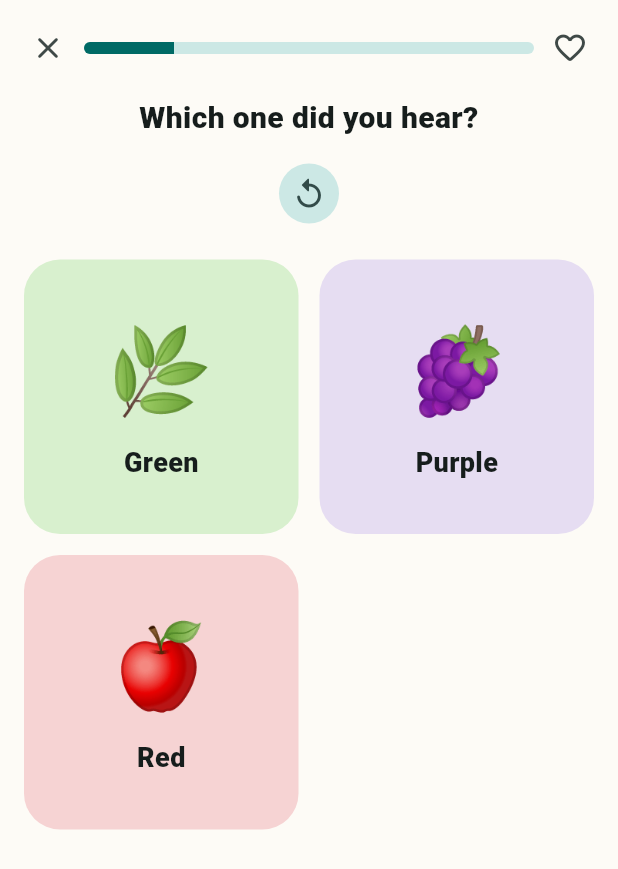
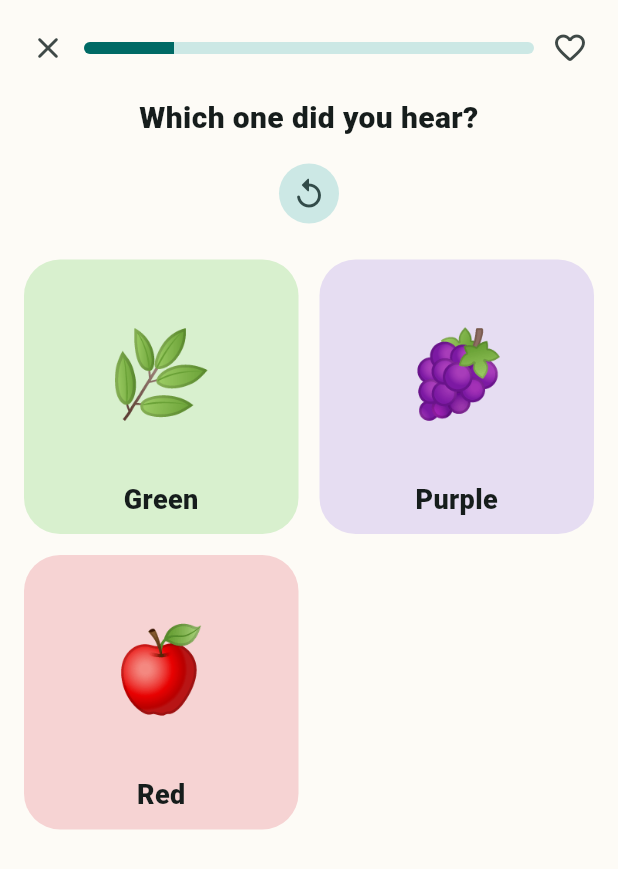
Before and after one commit to damiapp/kids-books, a Flutter app: the LessonScreen screen opened directly with sample values from the repository, swiped to page 2, on a phone screen of 412 x 824 dp. Shown: the top 869 px of the screen. Run offline on Flutter 3.47's test engine with Material 3 defaults, Android fonts, the phone set to English and light mode, and no system bars; our stand-ins replace firebase_auth, firebase_core, flutter_tts, shared_preferences; missing offline and left inert: purchases_flutter; accounts and stored records are empty.

Commit message:
Keep multi-emoji words inside their cards
The counting lesson uses repeated emoji as its picture ("⭐⭐⭐⭐",
"🌸🌸🌸🌸🌸"). At fontSize 56 that's wider than a choice card, so the
Text wrapped to a second line, grew the Column past the card height
and — with nothing clipping — painted the spare emoji and the word
label outside the card entirely.

Choice cards now put the emoji in an Expanded FittedBox(scaleDown)
with softWrap off, so a wide word shrinks to one line and the label
keeps its place; the label is capped at one line with an ellipsis.
The learn card gets the same treatment at fontSize 120, where five
emoji were heading the same way on a narrow screen.

Both cards also clip to their rounded rect now, so a future overflow
is contained rather than spilling across the screen.

Bumps to 0.8.4+19.
Co-Authored-By: Claude Opus 5 <noreply@anthropic.com>
Claude-Session: https://claude.ai/code/session_01HfN1WFWwEEC8eDXrWps3Gx

```diff
--- a/lib/screens/lesson_screen.dart
+++ b/lib/screens/lesson_screen.dart
@@ -248,6 +248,7 @@ class _LearnView extends StatelessWidget {
           Expanded(
             child: Container(
               width: double.infinity,
+              clipBehavior: Clip.antiAlias,
               decoration: BoxDecoration(
                 color: word.color,
                 borderRadius: BorderRadius.circular(32),
@@ -258,7 +259,19 @@ class _LearnView extends StatelessWidget {
                     child: Column(
                       mainAxisSize: MainAxisSize.min,
                       children: [
-                        Text(word.emoji, style: const TextStyle(fontSize: 120)),
+                        // Same reason as the choice cards: a five-emoji
+                        // word has to shrink to fit, not wrap.
+                        Padding(
+                          padding: const EdgeInsets.symmetric(horizontal: 28),
+                          child: FittedBox(
+                            fit: BoxFit.scaleDown,
+                            child: Text(
+                              word.emoji,
+                              softWrap: false,
+                              style: const TextStyle(fontSize: 120),
+                            ),
+                          ),
+                        ),
                         const SizedBox(height: 16),
                         Text(
                           word.word,
@@ -470,6 +483,7 @@ class _ChoiceCard extends StatelessWidget {
 
     return AnimatedContainer(
       duration: const Duration(milliseconds: 200),
+      clipBehavior: Clip.antiAlias,
       decoration: BoxDecoration(
         color: background,
         borderRadius: BorderRadius.circular(24),
@@ -480,24 +494,37 @@ class _ChoiceCard extends StatelessWidget {
         child: InkWell(
           borderRadius: BorderRadius.circular(24),
           onTap: onTap,
-          child: Center(
+          child: Padding(
+            padding: const EdgeInsets.fromLTRB(12, 12, 12, 10),
             child: Column(
-              mainAxisSize: MainAxisSize.min,
               children: [
-                Text(word.emoji, style: const TextStyle(fontSize: 56)),
-                const SizedBox(height: 8),
-                Text(word.word,
-                    style: const TextStyle(fontSize: 18, fontWeight: FontWeight.w800)),
+                // Counting words are several emoji wide ("⭐⭐⭐⭐"). Scale
+                // them down to a single line instead of letting them wrap
+                // and shove the label out of the card.
+                Expanded(
+                  child: FittedBox(
+                    fit: BoxFit.scaleDown,
+                    child: Text(
+                      word.emoji,
+                      softWrap: false,
+                      style: const TextStyle(fontSize: 56),
+                    ),
+                  ),
+                ),
+                const SizedBox(height: 6),
+                Text(
+                  word.word,
+                  maxLines: 1,
+                  overflow: TextOverflow.ellipsis,
+                  textAlign: TextAlign.center,
+                  style: const TextStyle(fontSize: 18, fontWeight: FontWeight.w800),
+                ),
                 if (isCorrect)
-                  const Padding(
-                    padding: EdgeInsets.only(top: 6),
-                    child: Icon(Icons.check_circle_rounded, color: Color(0xFF4CAF50)),
-                  ),
+                  const Icon(Icons.check_circle_rounded,
+                      size: 22, color: Color(0xFF4CAF50)),
                 if (isWrong)
-                  const Padding(
-                    padding: EdgeInsets.only(top: 6),
-                    child: Icon(Icons.cancel_rounded, color: Color(0xFFE0637A)),
-                  ),
+                  const Icon(Icons.cancel_rounded,
+                      size: 22, color: Color(0xFFE0637A)),
               ],
             ),
           ),
--- a/pubspec.yaml
+++ b/pubspec.yaml
@@ -5,7 +5,7 @@ publish_to: "none"
 # MINOR when a roadmap phase ships (see README), and always bump the build
 # number (+N, after the +) on every push — that's what makes each APK
 # install as an update on a phone instead of needing an uninstall first.
-version: 0.8.3+18
+version: 0.8.4+19
 
 environment:
   sdk: ">=3.6.0 <4.0.0"
```
